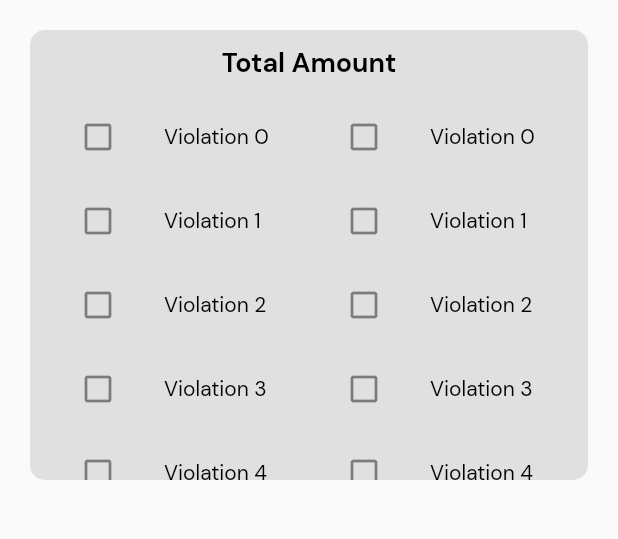
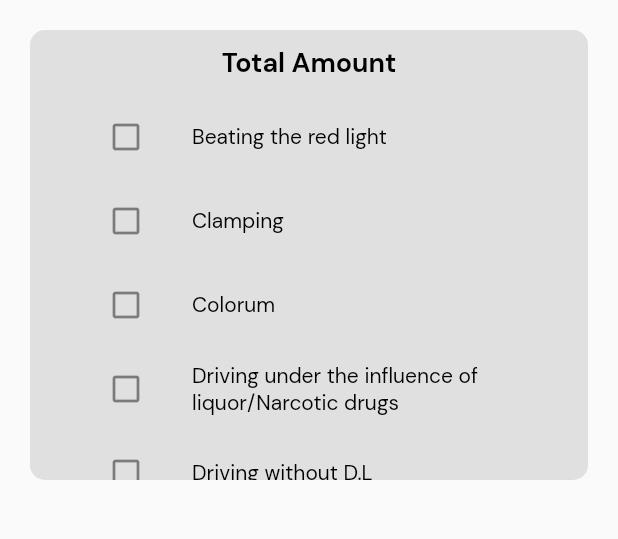
Before and after one commit to lansoyyy/ticket_force, a Flutter app: the ApprehensionTab widget shown alone on an empty page, opened directly, after a tap on "Done", on a phone screen of 412 x 824 dp, the part 330-869 px from its top. Run offline on Flutter 3.47's test engine with Material 2 defaults, Android fonts, the light colour scheme and no system bars; our stand-ins replace fluttertoast.

Commit message:
added violation list

```diff
--- a/lib/screens/home_screen.dart
+++ b/lib/screens/home_screen.dart
@@ -33,7 +33,6 @@ class _HomeScreenState extends State<HomeScreen> {
             'assets/images/logs.png',
             height: 50,
           ),
-          centerTitle: true,
         ),
         bottomNavigationBar: Material(
           elevation: 0,
--- a/lib/screens/tabs/apprehension_tab.dart
+++ b/lib/screens/tabs/apprehension_tab.dart
@@ -1,5 +1,4 @@
 import 'package:flutter/material.dart';
-import 'package:ticket_force/screens/tabs/register_driver_tab.dart';
 import 'package:ticket_force/utils/colors.dart';
 import 'package:ticket_force/widgets/button_widget.dart';
 import 'package:ticket_force/widgets/text_widget.dart';
@@ -12,6 +11,81 @@ class ApprehensionTab extends StatefulWidget {
 }
 
 class _ApprehensionTabState extends State<ApprehensionTab> {
+  List<Map<String, dynamic>> violationList = [
+    {"Name of Violation": "Beating the red light", "Amount": 1000},
+    {"Name of Violation": "Clamping", "Amount": 1000},
+    {"Name of Violation": "Colorum", "Amount": 5000},
+    {
+      "Name of Violation":
+          "Driving under the influence of liquor/Narcotic drugs",
+      "Amount": 4000
+    },
+    {"Name of Violation": "Driving without D.L", "Amount": 1500},
+    {
+      "Name of Violation": "Expired O.R or C.R/No O.R or C.R/Expired D.L",
+      "Amount": 2000
+    },
+    {"Name of Violation": "Failure to carry O.R/C.R", "Amount": 500},
+    {
+      "Name of Violation":
+          "Failure to obey traffic device/traffic enforcers/signs",
+      "Amount": 1000
+    },
+    {"Name of Violation": "Illegal Terminal", "Amount": 5000},
+    {
+      "Name of Violation":
+          "Installation of car stereo, Video Player in PUJs and motorcycles",
+      "Amount": 1000
+    },
+    {"Name of Violation": "Invalid or Delinquent D.L", "Amount": 3000},
+    {"Name of Violation": "Involved Traffic Accident", "Amount": 150},
+    {
+      "Name of Violation": "No Helmet/Non-wearing of Helmet (Back ride)",
+      "Amount": 500
+    },
+    {
+      "Name of Violation": "No Helmet/Non-wearing of Helmet (Rider)",
+      "Amount": 1000
+    },
+    {"Name of Violation": "No left turn", "Amount": 1000},
+    {"Name of Violation": "No Parking/Illegal Parking", "Amount": 500},
+    {"Name of Violation": "No Plate", "Amount": 2000},
+    {"Name of Violation": "No Seat Belt", "Amount": 150},
+    {"Name of Violation": "No Side Mirror", "Amount": 150},
+    {"Name of Violation": "Obstruction", "Amount": 300},
+    {"Name of Violation": "Obstruction to sidewalk", "Amount": 500},
+    {"Name of Violation": "Operating out of line route", "Amount": 5000},
+    {"Name of Violation": "Over speeding/Counterflow", "Amount": 1000},
+    {"Name of Violation": "Overloading", "Amount": 500},
+    {"Name of Violation": "Parking on side walk", "Amount": 1000},
+    {"Name of Violation": "Reckless Driving", "Amount": 2000},
+    {
+      "Name of Violation": "Smoke belching mufflers, noise controlling device",
+      "Amount": 2500
+    },
+    {
+      "Name of Violation": "Smoking banned inside the public vehicle",
+      "Amount": 3000
+    },
+    {
+      "Name of Violation":
+          "Stopping/standing or parking prohibited in specific places",
+      "Amount": 500
+    },
+    {"Name of Violation": "Top load passenger or cargoes", "Amount": 3000},
+    {"Name of Violation": "Trip cutting", "Amount": 5000},
+    {"Name of Violation": "Unloading/no-loading", "Amount": 100},
+    {
+      "Name of Violation":
+          "Unregistered Motor/delinquent/invalid/suspended motor",
+      "Amount": 2000
+    },
+    {
+      "Name of Violation": "Violation of c.o No. 20-6952 - covid related",
+      "Amount": 1000
+    },
+  ];
+
   int index = 0;
   final searchController = TextEditingController();
   String nameSearched = '';
@@ -249,32 +323,14 @@ class _ApprehensionTabState extends State<ApprehensionTab> {
                       crossAxisAlignment: CrossAxisAlignment.start,
                       mainAxisAlignment: MainAxisAlignment.start,
                       children: [
-                        for (int i = 0; i < 10; i++)
+                        for (int i = 0; i < violationList.length; i++)
                           SizedBox(
-                            width: 160,
+                            width: 300,
                             child: ListTile(
                               leading:
                                   const Icon(Icons.check_box_outline_blank),
                               title: TextWidget(
-                                text: 'Violation $i',
-                                fontSize: 14,
-                              ),
-                            ),
-                          ),
-                      ],
-                    ),
-                    Column(
-                      crossAxisAlignment: CrossAxisAlignment.start,
-                      mainAxisAlignment: MainAxisAlignment.start,
-                      children: [
-                        for (int i = 0; i < 10; i++)
-                          SizedBox(
-                            width: 160,
-                            child: ListTile(
-                              leading:
-                                  const Icon(Icons.check_box_outline_blank),
-                              title: TextWidget(
-                                text: 'Violation $i',
+                                text: violationList[i]['Name of Violation'],
                                 fontSize: 14,
                               ),
                             ),
@@ -365,7 +421,7 @@ class _ApprehensionTabState extends State<ApprehensionTab> {
                     color: Colors.red,
                   ),
                 ),
-                for (int i = 0; i < 2; i++)
+                for (int i = 0; i < violationList.length; i++)
                   ListTile(
                     leading: TextWidget(
                       text: '[Violation $i]',
```
